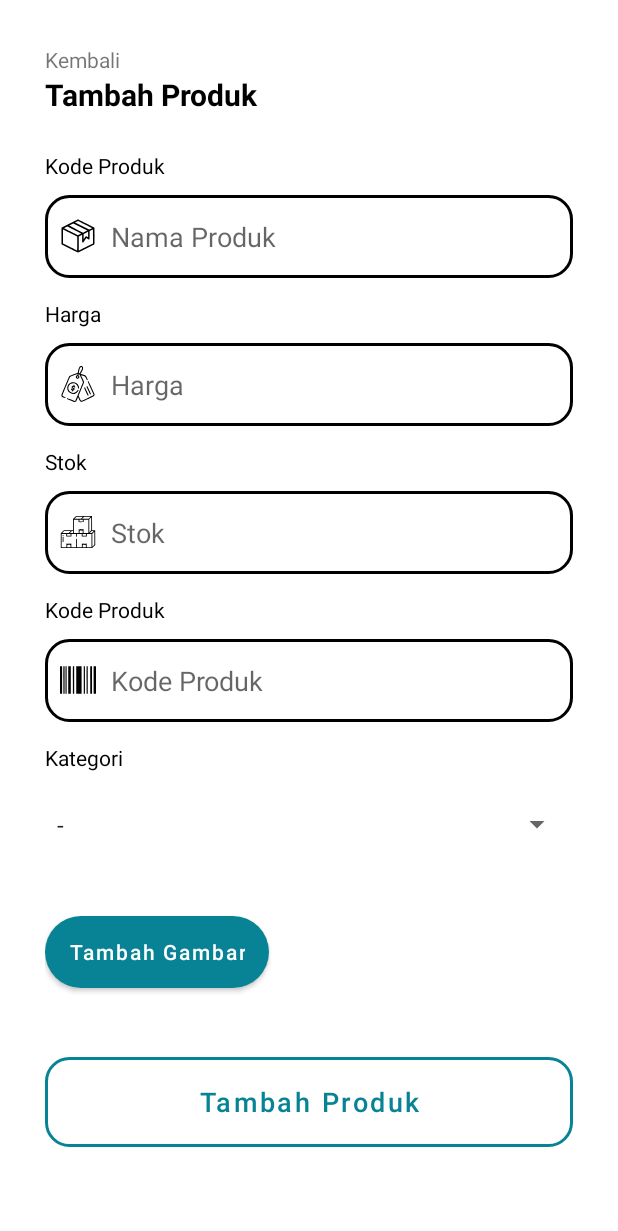
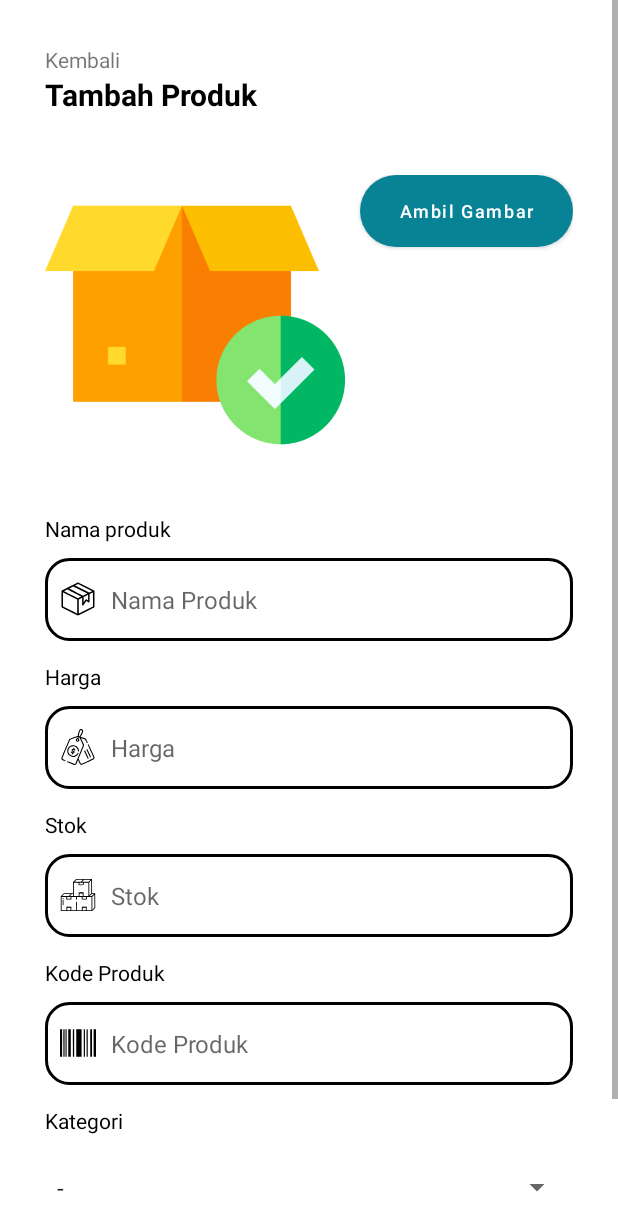
Before and after one commit to cikalmaulana/kasirkoo, an Android app: the AddActivity screen opened directly, with no data from a screen before it, on a phone screen of 412 x 824 dp. Shown: the top 1231 px of the screen. Run offline under Robolectric (Android 15) with nearby library versions, the light colour scheme and no system bars.

Commit message:
Update Produk (Add & Update)

```diff
--- a/app/src/main/res/layout/activity_add.xml
+++ b/app/src/main/res/layout/activity_add.xml
@@ -1,4 +1,10 @@
 <?xml version="1.0" encoding="utf-8"?>
+<ScrollView xmlns:android="http://schemas.android.com/apk/res/android"
+    xmlns:app="http://schemas.android.com/apk/res-auto"
+    xmlns:tools="http://schemas.android.com/tools"
+    android:layout_width="match_parent"
+    android:layout_height="match_parent">
+
     <androidx.constraintlayout.widget.ConstraintLayout xmlns:android="http://schemas.android.com/apk/res/android"
         xmlns:app="http://schemas.android.com/apk/res-auto"
         xmlns:tools="http://schemas.android.com/tools"
@@ -26,30 +32,60 @@
             app:layout_constraintStart_toStartOf="parent"
             app:layout_constraintTop_toBottomOf="@+id/backTextView" />
 
+        <LinearLayout
+            android:id="@+id/layoutImageView"
+            android:layout_width="match_parent"
+            android:layout_height="wrap_content"
+            app:layout_constraintStart_toStartOf="parent"
+            app:layout_constraintTop_toBottomOf="@+id/product_title_textView"
+            android:orientation="horizontal"
+            android:layout_marginTop="40dp">
+
+            <ImageView
+                android:id="@+id/preview_imageView"
+                android:layout_width="200dp"
+                android:layout_height="200dp"
+                android:src="@drawable/boxcolour" />
+
+            <Button
+                android:id="@+id/addGambar_btn"
+                android:layout_width="match_parent"
+                android:layout_height="wrap_content"
+                android:layout_marginLeft="10dp"
+                android:text="Ambil Gambar"
+                android:textAllCaps="false"
+                android:textSize="12sp"
+                android:textColor="@color/white"
+                android:background="@drawable/custom_button_full" />
+
+        </LinearLayout>
+
         <TextView
             android:layout_width="wrap_content"
             android:layout_height="wrap_content"
-        android:text="Kode Produk"
+            android:text="Nama produk"
+            app:layout_constraintBottom_toTopOf="@+id/title_input"
+            app:layout_constraintStart_toStartOf="parent"
             android:layout_marginBottom="10dp"
-        android:textColor="@color/black"
-        app:layout_constraintBottom_toTopOf="@+id/title_input"
-        app:layout_constraintStart_toStartOf="parent" />
+            android:layout_marginTop="200dp"
+            android:textColor="@color/black"/>
 
         <EditText
             android:id="@+id/title_input"
             android:layout_width="match_parent"
             android:layout_height="55dp"
-        android:layout_marginTop="100dp"
+            android:background="@drawable/edit_background"
+            android:drawableLeft="@drawable/produk_logo"
+            android:drawablePadding="10dp"
+            android:layout_marginTop="55dp"
             android:ems="10"
             android:hint="Nama Produk"
             android:inputType="textPersonName"
-        android:background="@drawable/edit_background"
-        android:drawableLeft="@drawable/produk_logo"
             android:paddingLeft="10dp"
-        android:drawablePadding="10dp"
+            android:textSize="16sp"
             app:layout_constraintEnd_toEndOf="parent"
             app:layout_constraintStart_toStartOf="parent"
-        app:layout_constraintTop_toTopOf="parent"
+            app:layout_constraintTop_toBottomOf="@+id/layoutImageView"
             tools:ignore="MissingConstraints" />
 
         <TextView
@@ -73,6 +109,7 @@
             android:drawableLeft="@drawable/harga_logo"
             android:paddingLeft="10dp"
             android:drawablePadding="10dp"
+            android:textSize="16sp"
             app:layout_constraintEnd_toEndOf="parent"
             app:layout_constraintStart_toStartOf="parent"
             app:layout_constraintTop_toBottomOf="@+id/title_input" />
@@ -97,6 +134,7 @@
             android:background="@drawable/edit_background"
             android:drawableLeft="@drawable/stok_logo"
             android:paddingLeft="10dp"
+            android:textSize="16sp"
             android:drawablePadding="10dp"
             app:layout_constraintEnd_toEndOf="parent"
             app:layout_constraintStart_toStartOf="parent"
@@ -123,6 +161,7 @@
             android:drawableLeft="@drawable/code_logo"
             android:paddingLeft="10dp"
             android:drawablePadding="10dp"
+            android:textSize="16sp"
             app:layout_constraintEnd_toEndOf="parent"
             app:layout_constraintStart_toStartOf="parent"
             app:layout_constraintTop_toBottomOf="@+id/stock_input" />
@@ -145,34 +184,6 @@
             app:layout_constraintStart_toStartOf="parent"
             app:layout_constraintTop_toBottomOf="@+id/code_input"/>
 
-    <LinearLayout
-        android:id="@+id/addGambarLayout"
-        android:layout_width="match_parent"
-        android:layout_height="wrap_content"
-        android:layout_marginTop="10dp"
-        app:layout_constraintEnd_toEndOf="parent"
-        app:layout_constraintStart_toStartOf="parent"
-        app:layout_constraintTop_toBottomOf="@+id/spinner_input"
-        android:orientation="horizontal">
-
-        <Button
-            android:id="@+id/addGambar_btn"
-            android:layout_width="wrap_content"
-            android:layout_height="wrap_content"
-            android:background="@drawable/custom_button_full"
-            android:text="Tambah Gambar"
-            android:textAllCaps="false"
-            android:textColor="@color/white"
-            android:layout_gravity="center"/>
-
-        <ImageView
-            android:id="@+id/preview_imageView"
-            android:layout_width="100dp"
-            android:layout_height="100dp"
-            android:layout_marginLeft="10dp"/>
-
-    </LinearLayout>
-
         <Button
             android:id="@+id/add_button"
             android:layout_width="match_parent"
@@ -180,11 +191,12 @@
             android:layout_marginTop="20dp"
             android:text="Tambah Produk"
             android:textAllCaps="false"
-        android:textSize="18sp"
-        android:textColor="@color/colorPrimary"
-        android:background="@drawable/custom_button"
+            android:textSize="16sp"
+            android:textColor="@color/white"
+            android:background="@drawable/custom_button_full"
             app:backgroundTint="@null"
             app:layout_constraintEnd_toEndOf="parent"
             app:layout_constraintStart_toStartOf="parent"
-        app:layout_constraintTop_toBottomOf="@+id/addGambarLayout" />
+            app:layout_constraintTop_toBottomOf="@+id/spinner_input" />
     </androidx.constraintlayout.widget.ConstraintLayout>
+</ScrollView>
--- a/app/src/main/res/layout/activity_produk_list.xml
+++ b/app/src/main/res/layout/activity_produk_list.xml
@@ -15,7 +15,8 @@
         android:orientation="horizontal"
         android:paddingStart="15dp"
         android:paddingEnd="15dp"
-        app:layout_constraintTop_toTopOf="parent">
+        app:layout_constraintTop_toTopOf="parent"
+        android:layout_marginBottom="20dp">
 
         <ImageView
             android:id="@+id/imageBack"
@@ -49,7 +50,7 @@
         app:layout_constraintEnd_toEndOf="parent"
         app:layout_constraintHorizontal_bias="0.0"
         app:layout_constraintStart_toStartOf="parent"
-        app:layout_constraintTop_toTopOf="parent"
+        app:layout_constraintTop_toTopOf="@+id/layoutToolBar"
         app:layout_constraintVertical_bias="0.0" />
 
     <com.google.android.material.floatingactionbutton.ExtendedFloatingActionButton
```
Also changed, not shown: app/src/main/java/com/example/kasirkoo/AddActivity.java (+17 -0 lines), app/src/main/res/layout/activity_update_product.xml (+51 -11 lines), app/src/main/res/drawable/boxcolour.png (added). Lines whose indentation alone changed are shown as unchanged.
